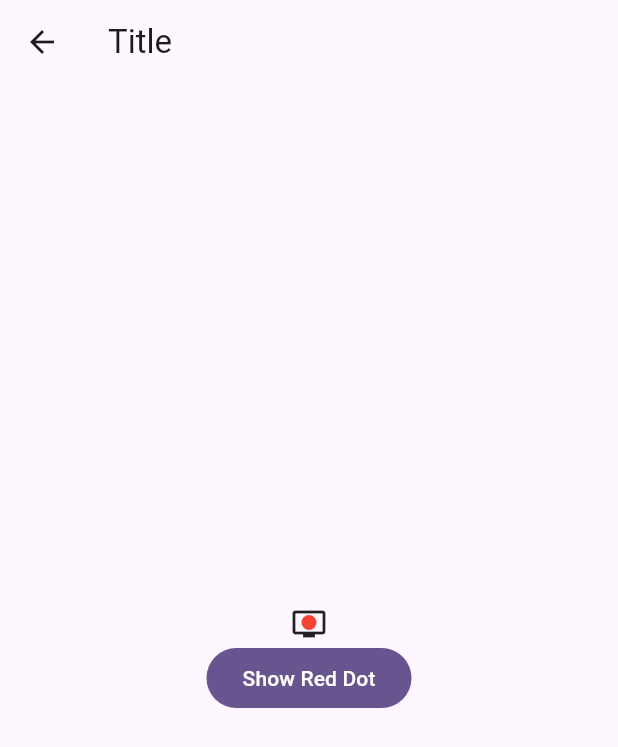
After one commit to EsinShadrach/flutter_playground, a Flutter app: the OverlayScreenExample screen opened by its route, after a tap on "Show Red Dot", on a phone screen of 412 x 824 dp. The commit adds this screen. Shown: the top 747 px of the screen. Run offline on Flutter 3.47's test engine with Material 3 defaults, Android fonts, the phone set to English and light mode, and no system bars.

Commit message:
Added overlay red dot

```diff
--- a/lib/extensions.dart
+++ b/lib/extensions.dart
@@ -4,4 +4,7 @@ extension ThemeExtensions on BuildContext {
   ThemeData get theme => Theme.of(this);
   TextTheme get textTheme => Theme.of(this).textTheme;
   ColorScheme get colorScheme => Theme.of(this).colorScheme;
+  void showSnackBar(SnackBar snackBar) {
+    ScaffoldMessenger.of(this).showSnackBar(snackBar);
+  }
 }
--- a/lib/routes.dart
+++ b/lib/routes.dart
@@ -1,19 +1,22 @@
 import "package:flutter/material.dart";
 import "package:flutter_playground/main.dart";
 import "package:flutter_playground/screens/animated_list/animated_list_example.dart";
-import "package:flutter_playground/screens/jay/date_picker.dart";
+import "package:flutter_playground/screens/examples/overlay_example/overlay_example_screen.dart";
+import "package:flutter_playground/screens/examples/scale_down_btn/scale_down_btn_example.dart";
 import "package:flutter_playground/screens/page_animation/page_animation.dart";
 
 mixin AppRoutes {
   static const String home = "/";
   static const String pageAnimation = "/page-animation";
   static const String animatdList = "/animated-list";
-  static const String jay = "/jay";
+  static const String scaleDownOnPressed = "/scale-down-on-pressed-btn";
+  static const String overlayExample = "/overlay-example";
 }
 
 Map<String, WidgetBuilder> routes() => {
       AppRoutes.home: (context) => const HomePage(),
       AppRoutes.pageAnimation: (context) => const PageAnimation(),
       AppRoutes.animatdList: (context) => const AnimatedListScreen(),
-      AppRoutes.jay: (context) => const JayDatePicker(),
+      AppRoutes.scaleDownOnPressed: (context) => const ScaleDownButton(),
+      AppRoutes.overlayExample: (context) => const OverlayScreenExample(),
     };
--- /dev/null
+++ b/lib/screens/examples/overlay_example/overlay_example_screen.dart
@@ -0,0 +1,105 @@
+import "package:flutter/material.dart";
+
+class OverlayScreenExample extends StatefulWidget {
+  const OverlayScreenExample({super.key});
+
+  @override
+  State<OverlayScreenExample> createState() => _OverlayScreenExampleState();
+}
+
+class _OverlayScreenExampleState extends State<OverlayScreenExample> {
+  final GlobalKey _iconKey = GlobalKey();
+  OverlayEntry? _overlayEntry;
+
+  @override
+  void initState() {
+    // uncomment this to show the red dot on the icon widget after the widget is rendered
+    // WidgetsBinding.instance.addPostFrameCallback((timeStamp) {
+    //   _findWidgetPositionAndShowOverlay();
+    // });
+    super.initState();
+  }
+
+  void _findWidgetPositionAndShowOverlay() {
+    final RenderBox? renderBox =
+        _iconKey.currentContext?.findRenderObject() as RenderBox?;
+
+    if (renderBox != null) {
+      final Offset position = renderBox.localToGlobal(Offset.zero);
+      _showOverlay(position);
+    }
+  }
+
+  void _showOverlay(Offset position) {
+    final OverlayState overlayState = Overlay.of(context);
+    _overlayEntry = OverlayEntry(
+      builder: (context) => Positioned(
+        left: position.dx + 7,
+        top: position.dy + 6,
+        child: const RedDot(),
+      ),
+    );
+    overlayState.insert(_overlayEntry!);
+  }
+
+  @override
+  void dispose() {
+    _overlayEntry?.remove();
+    super.dispose();
+  }
+
+  @override
+  Widget build(BuildContext context) {
+    return Scaffold(
+      appBar: AppBar(
+        title: const Text("Title"),
+      ),
+      body: SafeArea(
+        child: Column(
+          crossAxisAlignment: CrossAxisAlignment.center,
+          mainAxisAlignment: MainAxisAlignment.center,
+          children: [
+            Center(
+              child: IconWidget(
+                key: _iconKey,
+              ),
+            ),
+            FilledButton(
+              onPressed: () {
+                _findWidgetPositionAndShowOverlay();
+              },
+              child: const Text("Show Red Dot"),
+            ),
+          ],
+        ),
+      ),
+    );
+  }
+}
+
+class RedDot extends StatelessWidget {
+  const RedDot({super.key});
+
+  @override
+  Widget build(BuildContext context) {
+    return Container(
+      width: 10,
+      height: 10,
+      decoration: const BoxDecoration(
+        color: Colors.red,
+        shape: BoxShape.circle,
+      ),
+    );
+  }
+}
+
+class IconWidget extends StatelessWidget {
+  const IconWidget({super.key});
+
+  @override
+  Widget build(BuildContext context) {
+    return const Icon(
+      Icons.tv,
+    );
+  }
+}
```
Also changed, not shown: lib/main.dart (+0 -60 lines), lib/screens/examples/scale_down_btn/scale_down_btn_example.dart (added, +94 -0 lines), lib/screens/jay/date_picker.dart (deleted, +0 -127 lines), 1 other file.
